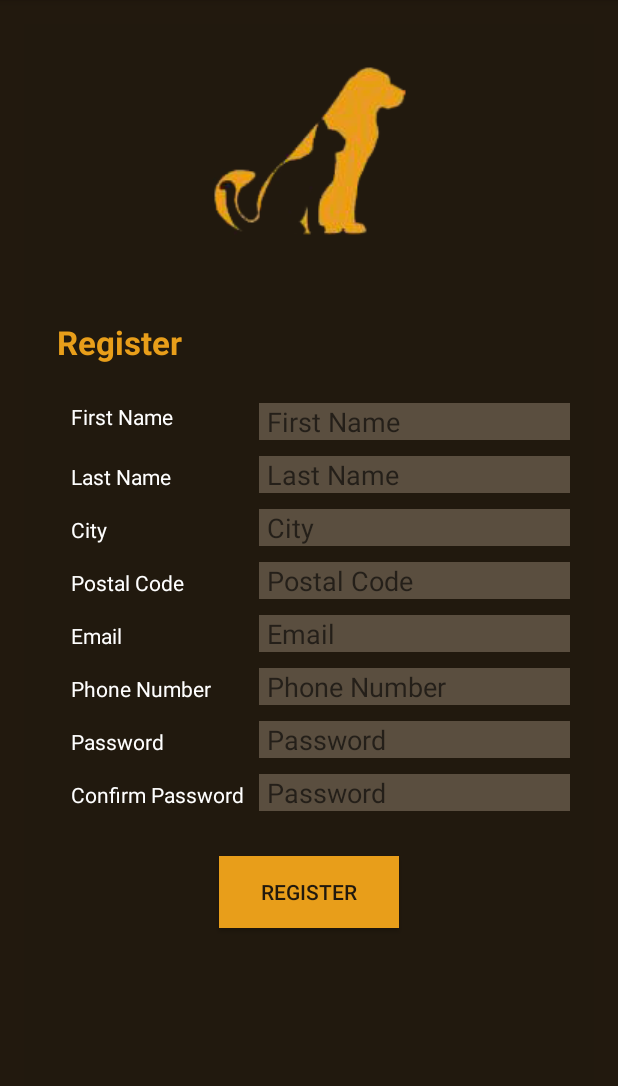
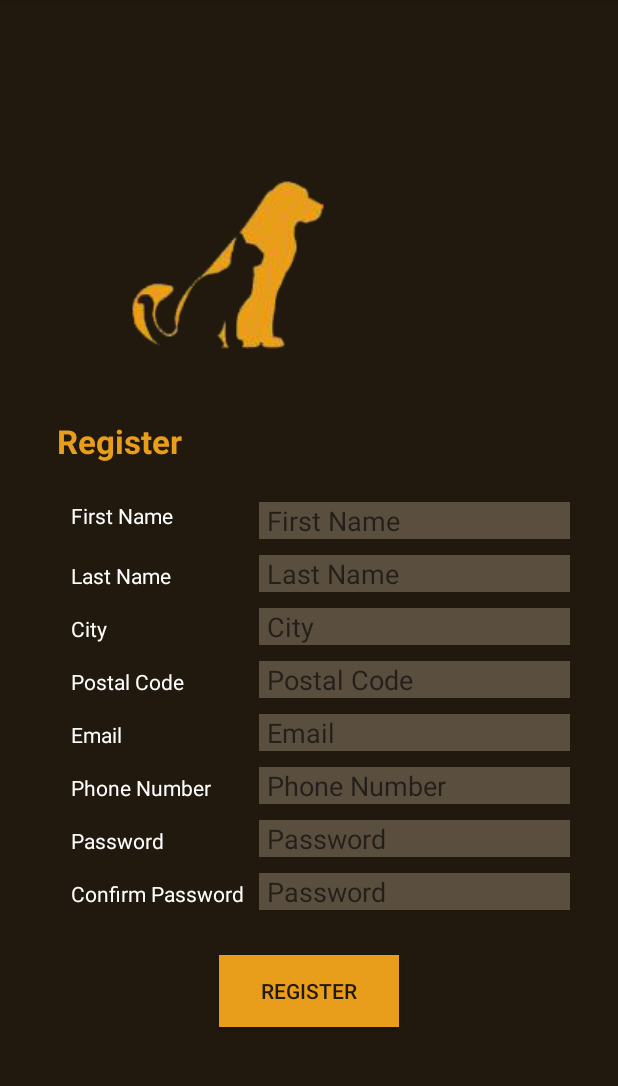
Before and after one commit to pbrooker/PetShout, an Android app: the fragment RegistrationFragment placed in its activity, on a phone screen of 412 x 824 dp, the part 84-1170 px from its top. Run offline under Robolectric (Android 15) with nearby library versions, the phone set to English and light mode, and no system bars.

Commit message:
updated registration fragments

```diff
--- a/app/src/main/res/layout/fragment_registration.xml
+++ b/app/src/main/res/layout/fragment_registration.xml
@@ -3,20 +3,13 @@
     xmlns:tools="http://schemas.android.com/tools"
     android:layout_width="match_parent"
     android:layout_height="match_parent"
+    android:gravity="center"
+
     tools:context="com.codeitonce.petshout.RegistrationFragment"
     android:background="#21190e">
 
 
-    <ImageView
-        android:layout_width="wrap_content"
-        android:layout_height="wrap_content"
-        android:id="@+id/cat_dog_profile"
-        android:src="@drawable/catanddog"
-        android:layout_alignParentTop="true"
-        android:layout_centerHorizontal="true"
-        android:contentDescription="@string/cat_and_dog_profile"
-        android:padding="10dp"
-        android:layout_marginTop="16dp"/>
+
 
     <ScrollView
         android:layout_width="wrap_content"
@@ -354,7 +347,20 @@
 
         </TableLayout>
     </ScrollView>
+    <ImageView
+        android:layout_width="wrap_content"
+        android:layout_height="wrap_content"
+        android:id="@+id/cat_dog_profile"
+        android:src="@drawable/catanddog"
 
+        android:contentDescription="@string/cat_and_dog_profile"
+        android:layout_marginTop="56dp"
+        android:layout_alignParentTop="true"
+        android:layout_alignLeft="@+id/scroll_view"
+        android:layout_alignStart="@+id/scroll_view"
+        android:layout_marginLeft="49dp"
+        android:layout_marginStart="49dp"
+        />
 
 
 </RelativeLayout>
```
